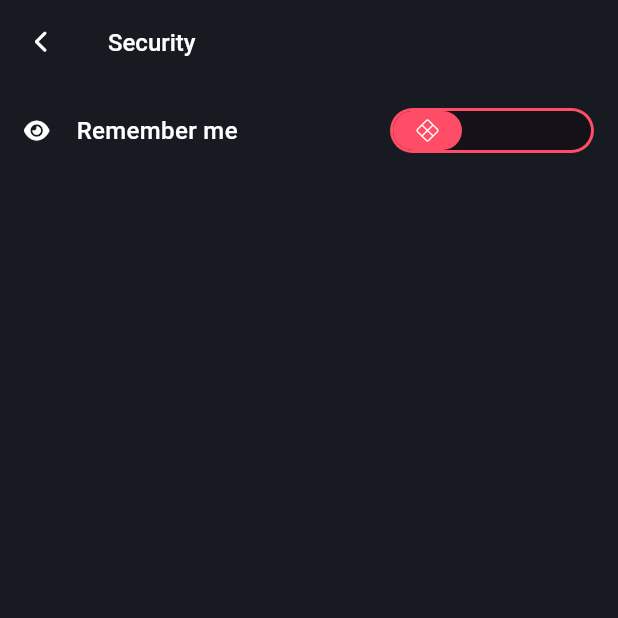
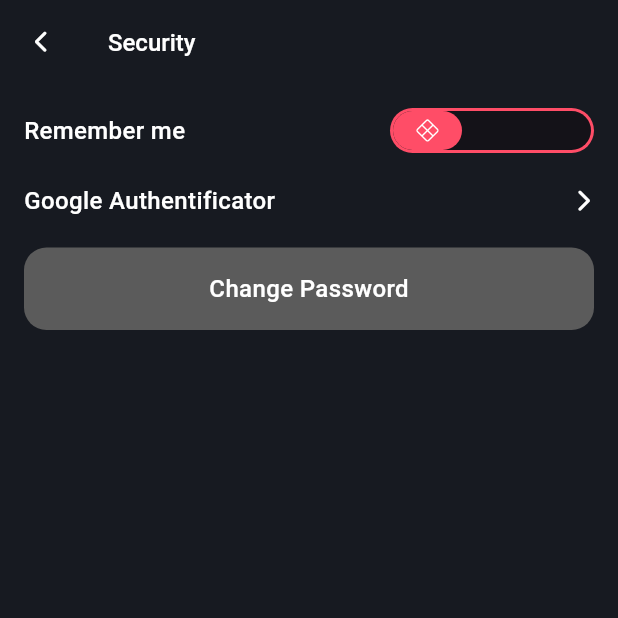
Before and after one commit to hafedh049/luxy, a Flutter app: the Security screen opened directly, on a phone screen of 412 x 824 dp, the top half of it. Run offline on Flutter 3.47's test engine with Material 3 defaults, Android fonts, the phone set to English and light mode, and no system bars; drawn by our look-alikes of animated_toggle_switch; our stand-ins replace date_format, flutter_animate, fluttertoast, google_nav_bar, hive, icons_plus and 4 more; accounts and stored records are empty.

Commit message:
ModifiedM lib/views/security.dart ?? lib/views/notification.dart

```diff
--- a/lib/views/security.dart
+++ b/lib/views/security.dart
@@ -29,8 +29,6 @@ class _SecurityState extends State<Security> {
               onTap: () {},
               child: Row(
                 children: <Widget>[
-                  const Icon(FontAwesome.eye, size: 15, color: white),
-                  const SizedBox(width: 20),
                   const Text("Remember me", style: TextStyle(color: white, fontSize: 16, fontWeight: FontWeight.w500)),
                   const Spacer(),
                   StatefulBuilder(
@@ -54,6 +52,27 @@ class _SecurityState extends State<Security> {
                 ],
               ),
             ),
+            const SizedBox(height: 20),
+            GestureDetector(
+              onTap: () {},
+              child: const Row(
+                children: <Widget>[
+                  Text("Google Authentificator", style: TextStyle(color: white, fontSize: 16, fontWeight: FontWeight.w500)),
+                  Spacer(),
+                  Icon(FontAwesome.chevron_right_solid, size: 15, color: white),
+                ],
+              ),
+            ),
+            const SizedBox(height: 20),
+            GestureDetector(
+              onTap: () {},
+              child: Container(
+                padding: const EdgeInsets.symmetric(vertical: 16),
+                decoration: BoxDecoration(color: grey, borderRadius: BorderRadius.circular(15)),
+                alignment: Alignment.center,
+                child: const Text("Change Password", style: TextStyle(color: white, fontSize: 16, fontWeight: FontWeight.w500)),
+              ),
+            ),
           ],
         ),
       ),
```
Also changed, not shown: lib/views/notification.dart (added, +33 -0 lines).
